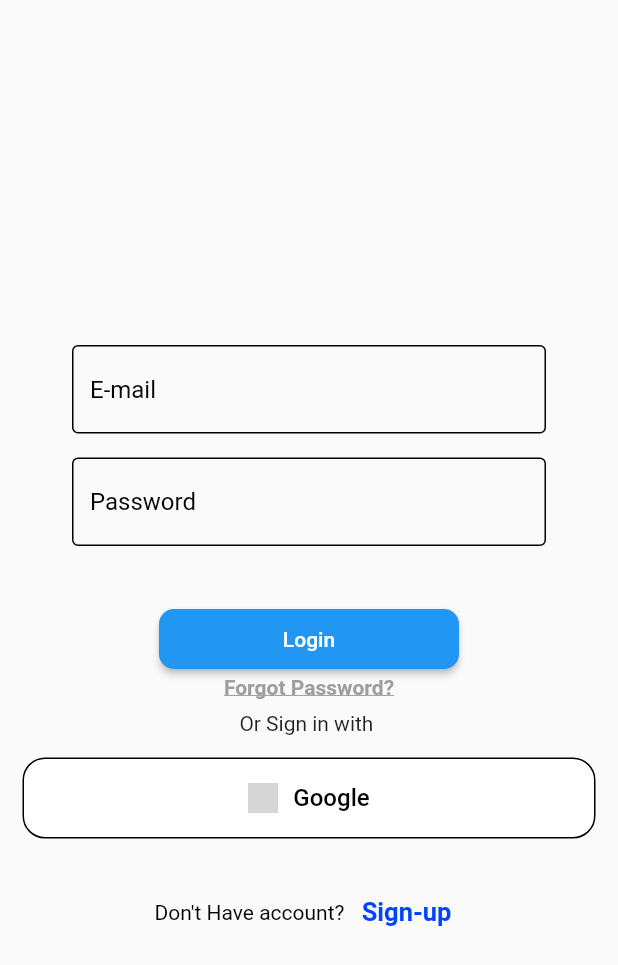
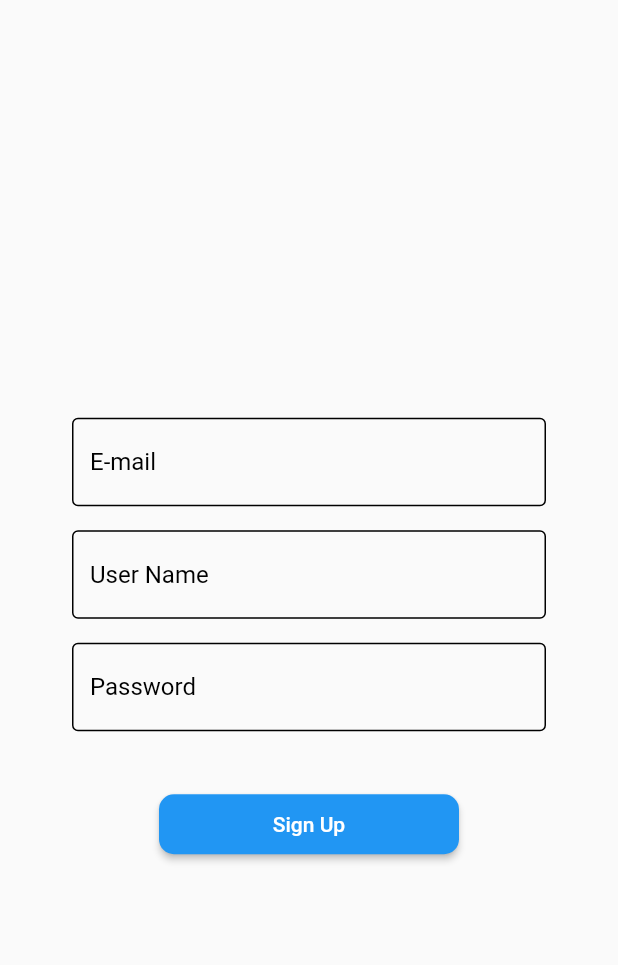
Before and after one commit to Nizar-Sweiss/Semi-Final-Lab, a Flutter app: the screen it shows after launch, after a tap on "Sign-up", on a phone screen of 412 x 824 dp. Shown: the top 965 px of the screen. Run offline on Flutter 3.47's test engine with Material 2 defaults, Android fonts, the phone set to English and light mode, and no system bars; our stand-ins replace carousel_slider, cloud_firestore, firebase_auth, firebase_core, google_sign_in; accounts and stored records are empty; network calls fail; grey boxes are pictures that could not be loaded.

Commit message:
add: Sign up with email and password

```diff
--- a/ltuc_portal/lib/Screens/forgot_password_screen.dart
+++ b/ltuc_portal/lib/Screens/forgot_password_screen.dart
@@ -23,7 +23,7 @@ class _ForgotPasswordState extends State<ForgotPassword> {
     );
   }
 
-  resetPassword() async {
+  Future resetPassword() async {
     try {
       await FirebaseAuth.instance
           .sendPasswordResetEmail(email: emailContr.text);
--- a/ltuc_portal/lib/Screens/login_screen.dart
+++ b/ltuc_portal/lib/Screens/login_screen.dart
@@ -1,8 +1,8 @@
 import 'package:flutter/material.dart';
 import 'package:firebase_auth/firebase_auth.dart';
+import 'package:ltuc_portal/Screens/screens.dart';
 import 'package:ltuc_portal/Widgets/widgets.dart';
-import 'package:ltuc_portal/screens/screens.dart';
-import 'package:google_sign_in/google_sign_in.dart';
+
 import 'package:ltuc_portal/utility/google_provider.dart';
 import 'package:provider/provider.dart';
 
@@ -81,7 +81,11 @@ class _LoginScreenState extends State<LoginScreen> {
                   ),
                   TextButton(
                     onPressed: () {
-                      //Navigator.pushNamed(context, "SignUp");
+                      Navigator.push(
+                        context,
+                        MaterialPageRoute(
+                            builder: (context) => const SignUpScreen()),
+                      );
                     },
                     child: const Text(
                       "Sign-up",
--- a/ltuc_portal/lib/Screens/screens.dart
+++ b/ltuc_portal/lib/Screens/screens.dart
@@ -2,3 +2,4 @@ export 'package:ltuc_portal/screens/login_screen.dart';
 export 'package:ltuc_portal/screens/welcome_screen.dart';
 export 'package:ltuc_portal/screens/home_screen.dart';
 export 'package:ltuc_portal/screens/forgot_password_screen.dart';
+export 'package:ltuc_portal/Screens/signup_screen.dart';
--- /dev/null
+++ b/ltuc_portal/lib/Screens/signup_screen.dart
@@ -0,0 +1,96 @@
+import 'package:flutter/material.dart';
+import 'package:firebase_auth/firebase_auth.dart';
+import 'package:ltuc_portal/Widgets/widgets.dart';
+import 'package:ltuc_portal/screens/screens.dart';
+import 'package:google_sign_in/google_sign_in.dart';
+import 'package:ltuc_portal/utility/google_provider.dart';
+import 'package:provider/provider.dart';
+
+class SignUpScreen extends StatefulWidget {
+  const SignUpScreen({super.key});
+
+  @override
+  State<SignUpScreen> createState() => _SignUpScreenState();
+}
+
+class _SignUpScreenState extends State<SignUpScreen> {
+  var emailController = TextEditingController();
+  var passwordController = TextEditingController();
+  var userNameController = TextEditingController();
+
+  @override
+  Widget build(BuildContext context) {
+    return Scaffold(
+      body: Center(
+        child: SingleChildScrollView(
+          child: Column(
+            mainAxisAlignment: MainAxisAlignment.center,
+            crossAxisAlignment: CrossAxisAlignment.center,
+            children: [
+              Padding(
+                padding:
+                    const EdgeInsets.symmetric(horizontal: 40, vertical: 30),
+                child: Column(
+                  children: [
+                    DefaultFormField(
+                      textHint: "E-mail",
+                      controller: emailController,
+                    ),
+                    DefaultFormField(
+                      textHint: "User Name",
+                      controller: userNameController,
+                    ),
+                    DefaultFormField(
+                      textHint: "Password",
+                      controller: passwordController,
+                    ),
+                  ],
+                ),
+              ),
+              DefaultButton(
+                label: "Sign Up",
+                onTap: signInAuth,
+              ),
+              const SizedBox(height: 10),
+            ],
+          ),
+        ),
+      ),
+    );
+  }
+
+  Future signInAuth() async {
+    try {
+      showDialog(
+        context: context,
+        builder: (context) => const Center(
+          child: CircularProgressIndicator(),
+        ),
+        barrierDismissible: false,
+      );
+      await FirebaseAuth.instance.createUserWithEmailAndPassword(
+        email: emailController.text,
+        password: passwordController.text,
+      );
+      Navigator.pop(context);
+      ScaffoldMessenger.of(context).showSnackBar(
+        const SnackBar(
+          backgroundColor: Colors.green,
+          content: Text(
+            "Account Created Successfully ",
+          ),
+        ),
+      );
+    } on FirebaseAuthException {
+      ScaffoldMessenger.of(context).showSnackBar(
+        const SnackBar(
+          content: Text(
+            "Something went wrong...",
+          ),
+        ),
+      );
+    } finally {
+      Navigator.pop(context);
+    }
+  }
+}
```
